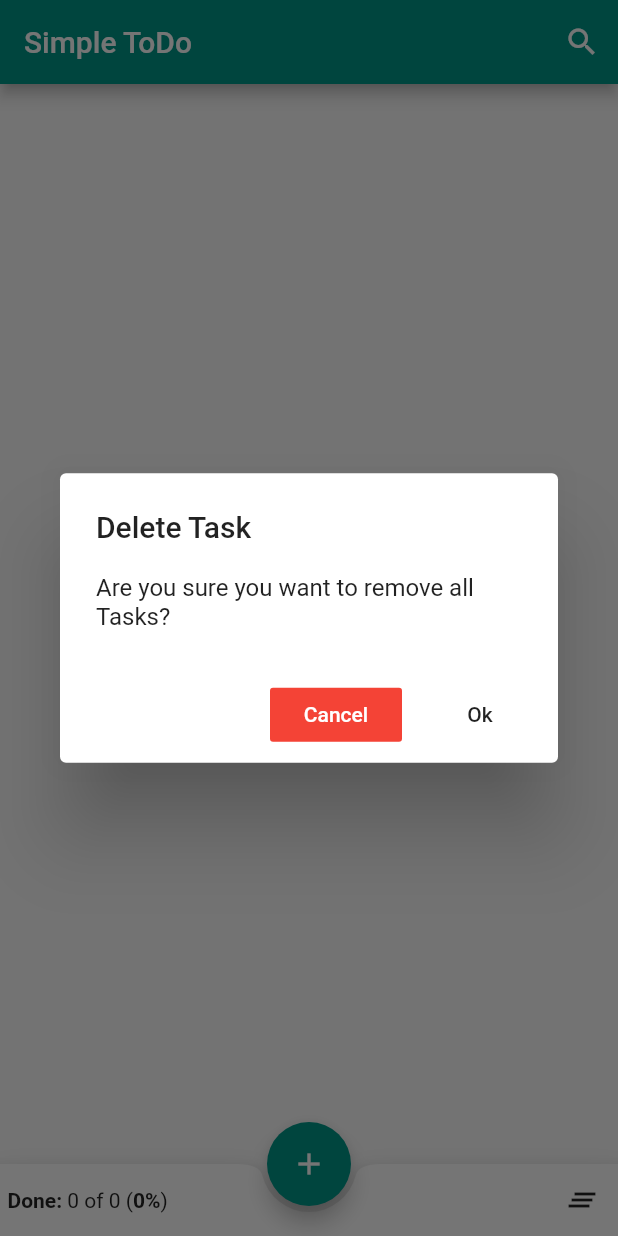
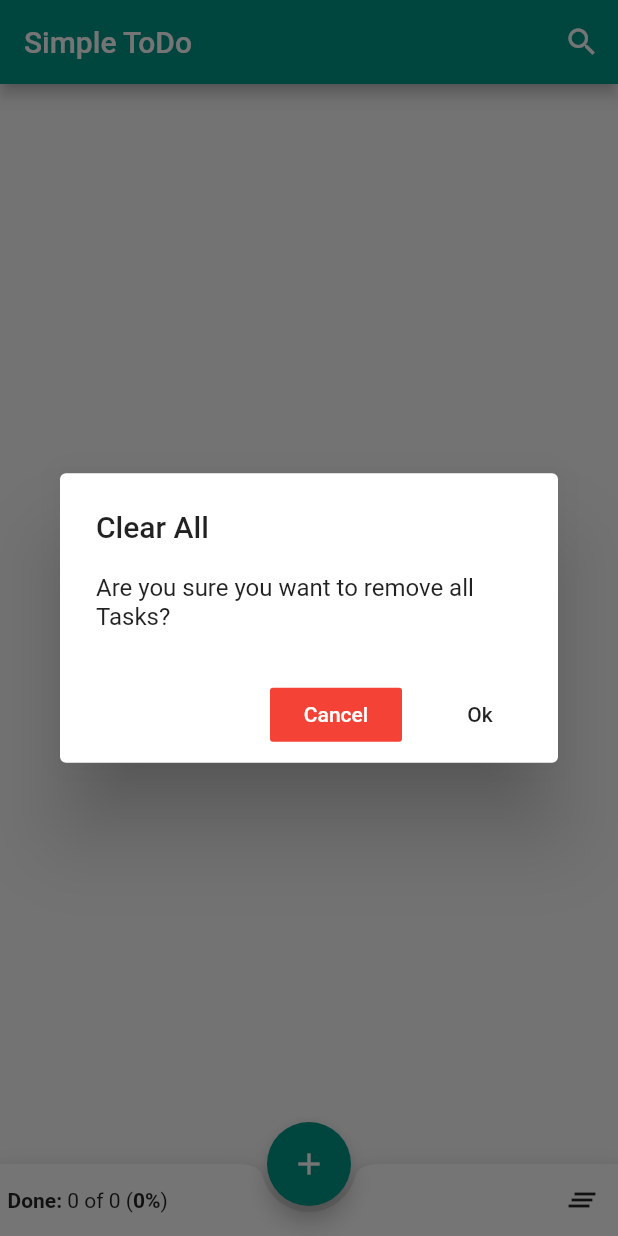
Before and after one commit to darielopper/flutter_todo_app, a Flutter app: the screen it shows after launch, after a tap on the "clear all" icon, on a phone screen of 412 x 824 dp. Run offline on Flutter 3.47's test engine with Material 2 defaults, Android fonts, the phone set to English and light mode, and no system bars.

Commit message:
Refactor code

```diff
--- a/lib/main.dart
+++ b/lib/main.dart
@@ -76,12 +76,15 @@ class _MyHomePageState extends State<MyHomePage> {
 
   get headerActionIcon => Icon(this._searching ? Icons.search : Icons.clear);
 
-  Future<bool> _confirmDialog({String message = 'Are you sure do you want remove this Task?'}) async {
+  Future<bool> _confirmDialog({
+    String title = 'Delete Task',
+    String message = 'Are you sure do you want remove this Task?'
+  }) async {
     return showDialog<bool>(
       context: context,
       builder: (BuildContext context) {
         return AlertDialog(
-            title: Text('Delete Task'),
+          title: Text(title),
           content: SingleChildScrollView(
             child: Text(message)
           ),
@@ -158,8 +161,10 @@ class _MyHomePageState extends State<MyHomePage> {
   }
 
   removeAll() {
-    _confirmDialog(message: 'Are you sure you want to remove all Tasks?')
-      .then((val) => val ? setState(() { _list.clear(); }) : null);
+    _confirmDialog(
+      title: 'Clear All',
+      message: 'Are you sure you want to remove all Tasks?'
+    ).then((val) => val ? setState(() { _list.clear(); }) : null);
   }
 
   _updateCheckBox(bool value, int index) {
```
Lines whose indentation alone changed are shown as unchanged.
